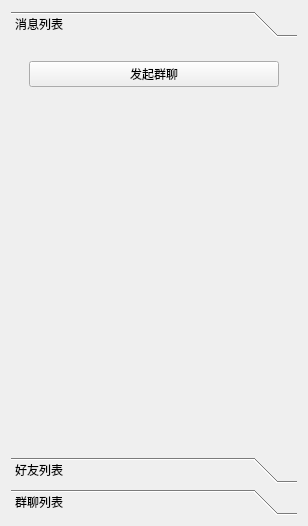
Ph0m1/xupt-linux-plan, file chatroom/chatroom/menu.ui: the form before one commit.
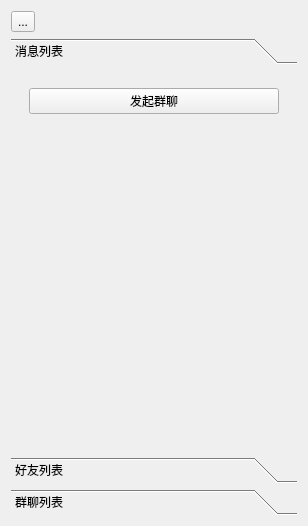
The form after the commit.

The edit to the form file:
```diff
--- a/chatroom/chatroom/menu.ui
+++ b/chatroom/chatroom/menu.ui
@@ -14,6 +14,13 @@
    <string>Form</string>
   </property>
   <layout class="QVBoxLayout" name="verticalLayout">
+   <item>
+    <widget class="QToolButton" name="personalBtn">
+     <property name="text">
+      <string>...</string>
+     </property>
+    </widget>
+   </item>
    <item>
     <widget class="QToolBox" name="toolBox">
      <property name="currentIndex">
@@ -25,7 +32,7 @@
         <x>0</x>
         <y>0</y>
         <width>290</width>
-        <height>415</height>
+        <height>385</height>
        </rect>
       </property>
       <attribute name="label">
```
Left out of the diff: 4 changed lines with no effect on the pictures.
